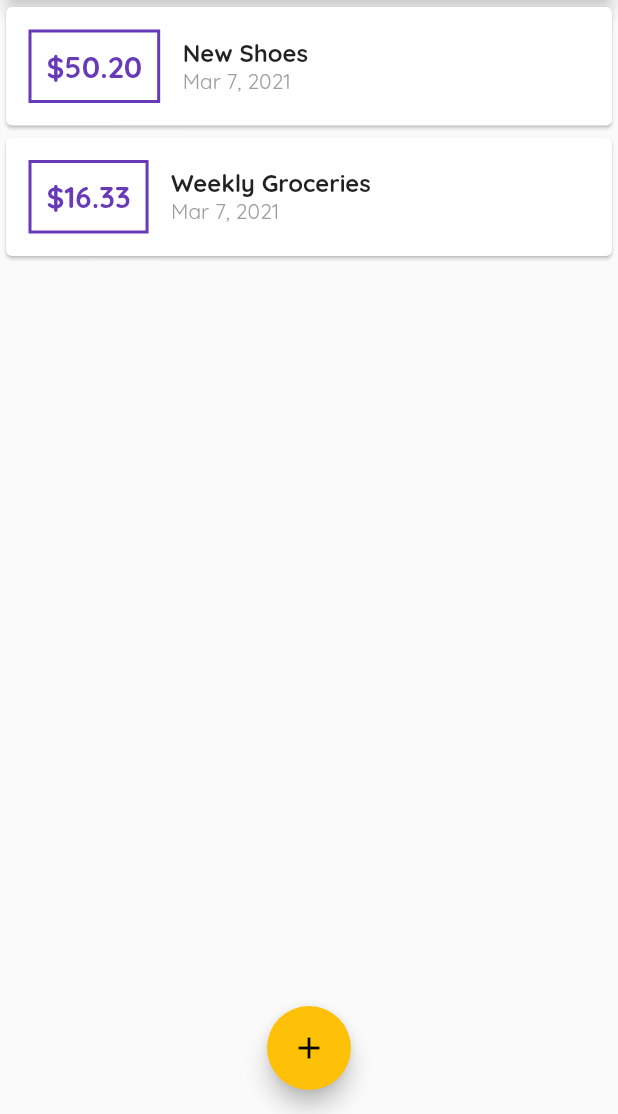
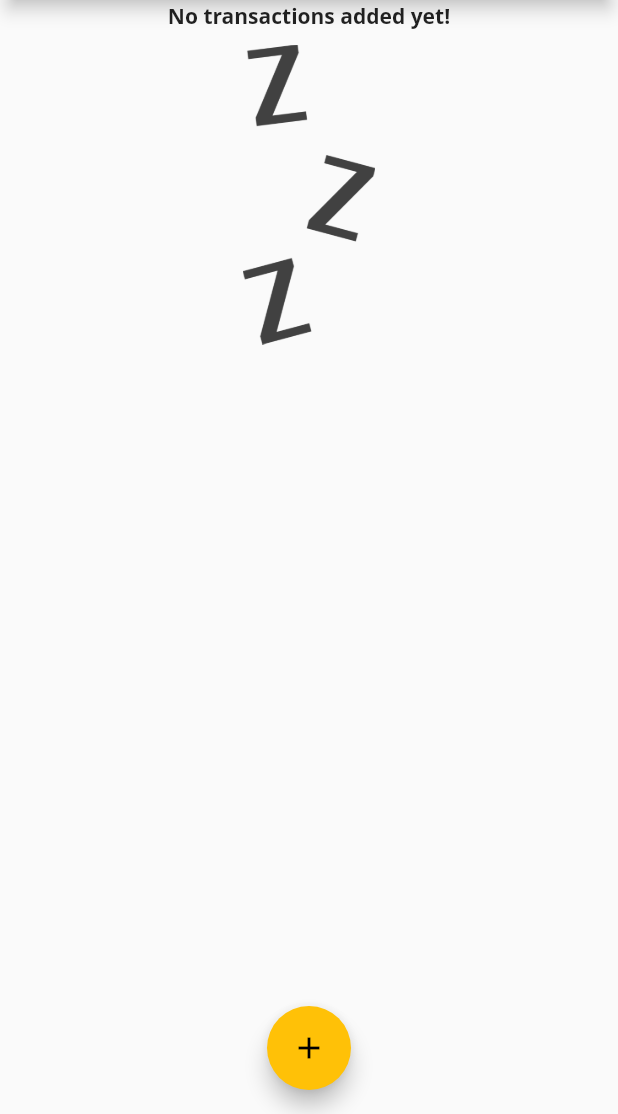
Before and after one commit to mahmoudeid14/ExpensePlannerFlutterApp, a Flutter app: the screen it shows after launch, on a phone screen of 412 x 824 dp, the part 122-1236 px from its top. Run offline on Flutter 3.47's test engine with Material 2 defaults, Android fonts, the phone set to English and light mode, and no system bars; Roboto replaces fonts that are missing (Open Sans).

```diff
--- a/lib/main.dart
+++ b/lib/main.dart
@@ -27,18 +27,18 @@ class MyHomePage extends StatefulWidget {
 
 class _MyHomePageState extends State<MyHomePage> {
   final List<Transaction> _userTransaction = [
-    Transaction(
-      id: 't1',
-      title: 'New Shoes',
-      amount: 50.2,
-      date: DateTime.now(),
-    ),
-    Transaction(
-      id: 't2',
-      title: 'Weekly Groceries',
-      amount: 16.33,
-      date: DateTime.now(),
-    ),
+    // Transaction(
+    //   id: 't1',
+    //   title: 'New Shoes',
+    //   amount: 50.2,
+    //   date: DateTime.now(),
+    // ),
+    // Transaction(
+    //   id: 't2',
+    //   title: 'Weekly Groceries',
+    //   amount: 16.33,
+    //   date: DateTime.now(),
+    // ),
   ];
   void _addNewTransaction(String txTitle, double txAmount) {
     final newTx = Transaction(
--- a/lib/widgets/transaction_list.dart
+++ b/lib/widgets/transaction_list.dart
@@ -9,7 +9,27 @@ class TransactionList extends StatelessWidget {
   Widget build(BuildContext context) {
     return Container(
       height: 330,
-      child: ListView.builder(
+      child: transactions.isEmpty
+          ? Column(
+              children: [
+                Text(
+                  'No transactions added yet!',
+                  style: TextStyle(
+                      fontFamily: 'Open Sans', fontWeight: FontWeight.bold),
+                ),
+                SizedBox(
+                  height: 10,
+                ),
+                Container(
+                  height: 200,
+                  child: Image.asset(
+                    'assets/images/waiting.png',
+                    fit: BoxFit.cover,
+                  ),
+                )
+              ],
+            )
+          : ListView.builder(
               itemBuilder: (ctx, index) {
                 return Card(
                   child: Row(
@@ -38,8 +58,8 @@ class TransactionList extends StatelessWidget {
                         children: <Widget>[
                           Text(
                             transactions[index].title,
-                      style:
-                          TextStyle(fontWeight: FontWeight.bold, fontSize: 16),
+                            style: TextStyle(
+                                fontWeight: FontWeight.bold, fontSize: 16),
                           ),
                           Text(
                             //DateFormat('yyyy-MM-dd').format(tx.date),
--- a/pubspec.yaml
+++ b/pubspec.yaml
@@ -46,8 +46,8 @@ flutter:
   uses-material-design: true
 
   # To add assets to your application, add an assets section, like this:
-  # assets:
-  #   - images/a_dot_burr.jpeg
+  assets:
+    - assets/images/waiting.png
   #   - images/a_dot_ham.jpeg
 
   # An image asset can refer to one or more resolution-specific "variants", see
```
Also changed, not shown: assets/images/waiting.png (added). Lines whose indentation alone changed are shown as unchanged.
